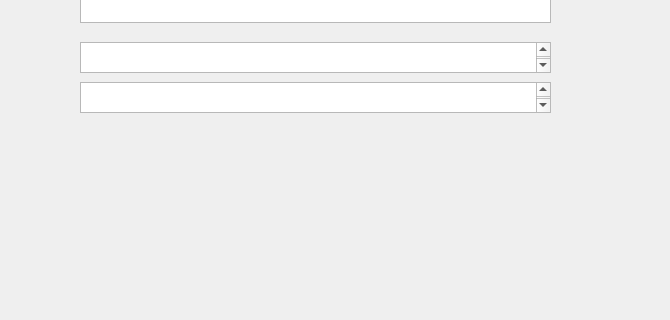
The window that TP3_BETA1/Ventana/mainwindow.ui (fnferrero97/tp3BatallaNaval) describes before a commit, drawn with Qt 5; both pictures show x 610 to 1280 and y 448 to 768 of the 1280 by 768 pixel window.
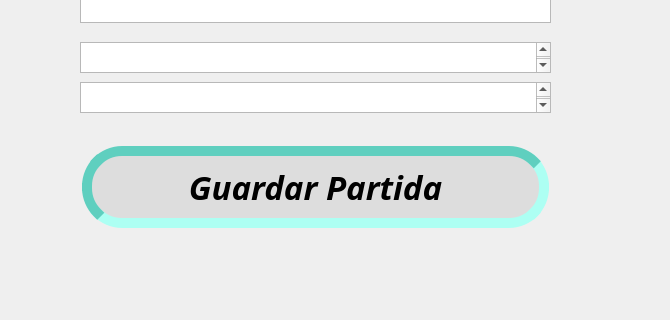
The same window after the commit. Icons and pictures are not drawn.

The edit to the form file:
```diff
--- a/TP3_BETA1/Ventana/mainwindow.ui
+++ b/TP3_BETA1/Ventana/mainwindow.ui
@@ -340,6 +340,62 @@
       </rect>
      </property>
     </widget>
+    <widget class="QPushButton" name="guardarPartida">
+     <property name="geometry">
+      <rect>
+       <x>670</x>
+       <y>450</y>
+       <width>471</width>
+       <height>90</height>
+      </rect>
+     </property>
+     <property name="minimumSize">
+      <size>
+       <width>0</width>
+       <height>0</height>
+      </size>
+     </property>
+     <property name="maximumSize">
+      <size>
+       <width>480</width>
+       <height>110</height>
+      </size>
+     </property>
+     <property name="font">
+      <font>
+       <family>Source Code Pro</family>
+       <pointsize>25</pointsize>
+       <italic>true</italic>
+       <bold>true</bold>
+       <underline>false</underline>
+       <strikeout>false</strikeout>
+       <kerning>true</kerning>
+      </font>
+     </property>
+     <property name="styleSheet">
+      <string notr="true">#guardarPartida {
+  background-color: #ddd;
+  border: 10px inset #5fcfbf;
+  color: black;
+  padding: 10px 20px;
+  text-align: center;
+  text-decoration: none;
+  display: inline-block;
+  margin: 4px 2px;
+  cursor: pointer;
+  border-radius: 40px;
+}
+
+#nuevoJuego:hover {
+  background-color: #188c8c;
+}
+
+</string>
+     </property>
+     <property name="text">
+      <string>Guardar Partida</string>
+     </property>
+    </widget>
    </widget>
    <widget class="QWidget" name="ponerBarcos" native="true">
     <property name="geometry">
```
